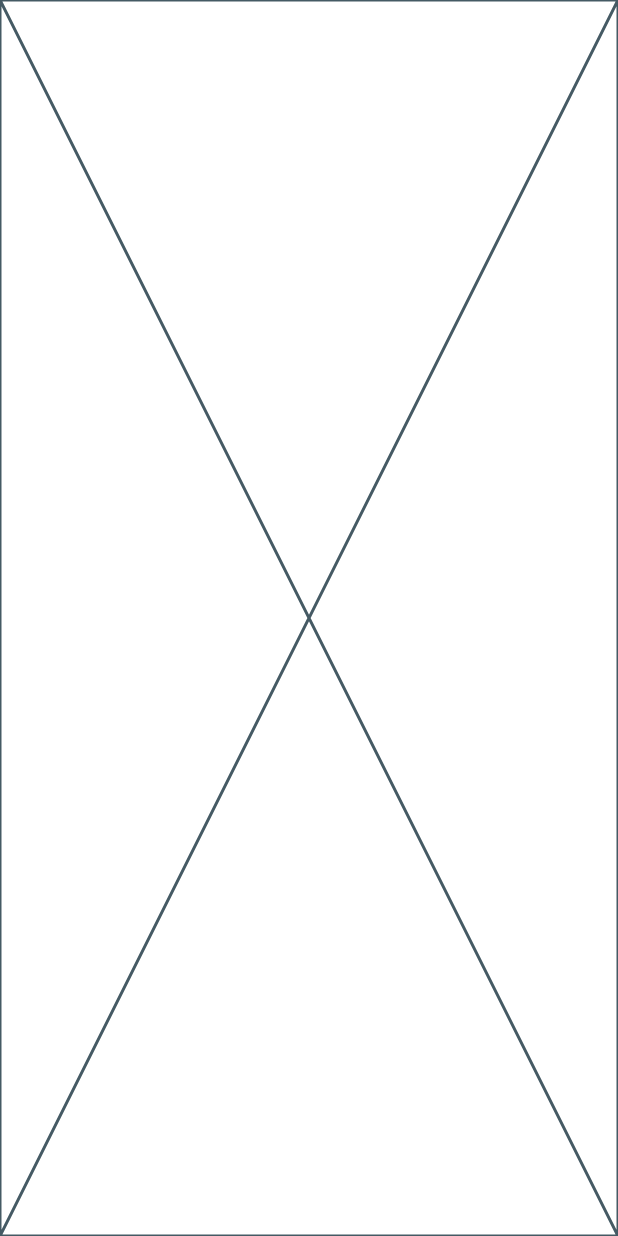
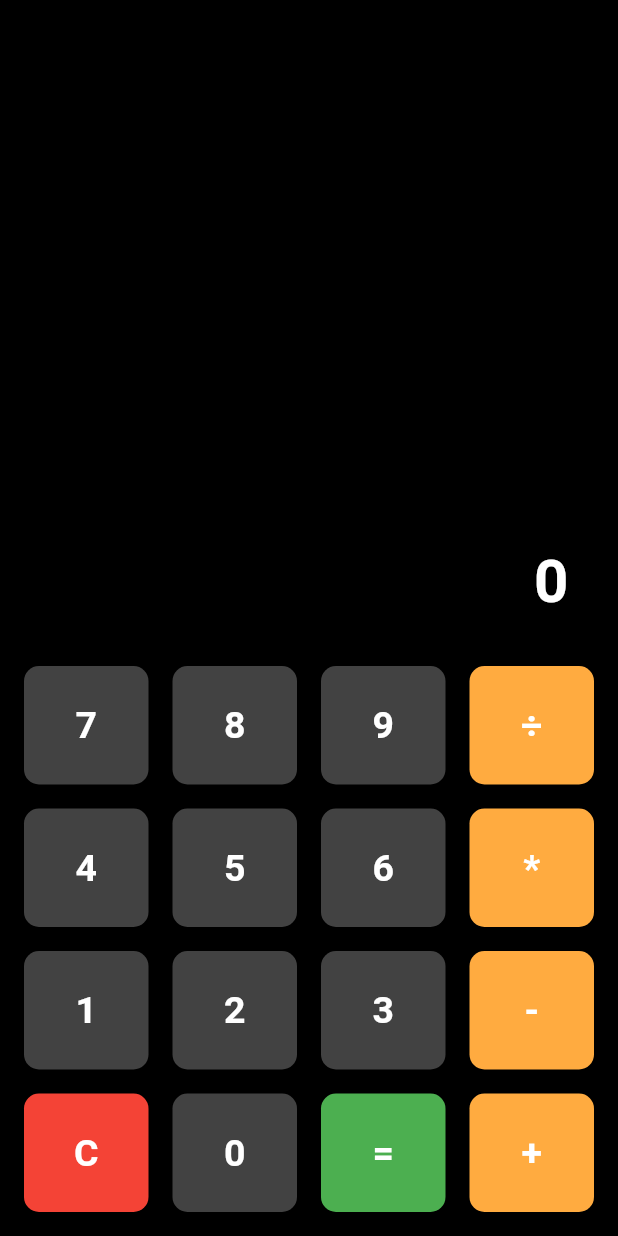
Before and after one commit to MirEfaj/Flutter-Feature, a Flutter app: the screen it shows after launch, on a phone screen of 412 x 824 dp. Run offline on Flutter 3.47's test engine with Material 3 defaults, Android fonts, the phone set to English and light mode, and no system bars; our stand-ins replace flutter_screenutil.

Commit message:
1st message

```diff
--- a/lib/main.dart
+++ b/lib/main.dart
@@ -1,22 +1,33 @@
 import 'package:flutter/material.dart';
+import 'package:flutter_screenutil/flutter_screenutil.dart';
 import 'package:signup_page/pages/home_page.dart';
 
-void main() {
-  runApp(const MyApp());
-}
+void main() => runApp(MyApp());
 
 class MyApp extends StatelessWidget {
-  const MyApp({super.key});
+  const MyApp({Key? key}) : super(key: key);
 
   @override
   Widget build(BuildContext context) {
-    return MaterialApp(
-      debugShowCheckedModeBanner: false,
-      title: 'Mir Efaj',
-      theme: ThemeData(
-        colorScheme: ColorScheme.fromSeed(seedColor: Colors.deepPurple),
-      ),
-      home: HomePage(),
+    //Set the fit size (Find your UI design, look at the dimensions of the device screen and fill it in,unit in dp)
+    return ScreenUtilInit(
+      designSize: const Size(360, 690),
+      minTextAdapt: true,
+      splitScreenMode: true,
+      // Use builder only if you need to use library outside ScreenUtilInit context
+      builder: (_ , child) {
+        return MaterialApp(
+          debugShowCheckedModeBanner: false,
+          title: 'First Method',
+          // You can use the library anywhere in the app even in theme
+          theme: ThemeData(
+            primarySwatch: Colors.blue,
+            textTheme: Typography.englishLike2018.apply(fontSizeFactor: 1.sp),
+          ),
+          home: child,
+        );
+      },
+      child: const HomePage(),
     );
   }
 }
--- a/lib/pages/home_page.dart
+++ b/lib/pages/home_page.dart
@@ -1,10 +1,162 @@
 import 'package:flutter/material.dart';
 
-class HomePage extends StatelessWidget {
+
+class HomePage extends StatefulWidget {
   const HomePage({super.key});
 
   @override
+  State<HomePage> createState() => _HomePageState();
+}
+
+class _HomePageState extends State<HomePage> {
+  String _output = '0';
+  String _input = '0';
+  String _ope = '0';
+  double num1 = 0;
+  double num2 = 0;
+
+  void buttonPress(String value){
+    print(value);
+    setState(() {
+      if(value == 'C'){
+        _output = '0';
+        _input = '0';
+        _ope= '';
+        num1 = 0;
+        num2 = 0;
+      }else if(value == '='){
+        num2 = double.parse(_input);
+        if(_ope == '+'){
+          _output = (num1+num2).toString();
+        }else if(_ope == '-'){
+          _output = (num1-num2).toString();
+
+        }else if(_ope == '*'){
+          _output = (num1*num2).toString();
+
+        }else if(_ope == '÷'){
+          _output = (num2 !=0) ? (num1/num2).toString() : 'Error';
+
+        }
+        _input = _output;
+      }else if(['+','-','*','÷'].contains(value)){
+        num1 = double.parse(_input);
+        _ope = value;
+        _input= '';
+
+      }else{
+        if(_input == '0'){
+          _input = value;
+        }else{
+          _input += value;
+
+        }
+        _output = _input;
+
+      }
+    });
+  }
+
+
+
+
+
+  @override
   Widget build(BuildContext context) {
-    return const Placeholder();
+    return Scaffold(
+      backgroundColor: Colors.black,
+      body: Padding(
+        padding: const EdgeInsets.all(8.0),
+        child: Column(
+          children: [
+            Expanded(
+              child: Container(
+                alignment: Alignment.bottomRight,
+                padding: EdgeInsets.all(25),
+                child: Text(_output, style: TextStyle(
+                  color: Colors.white,
+                  fontSize: 40,
+                  fontWeight: FontWeight.bold
+                ),),
+              ),
+            ),
+
+            Row(
+              children: [
+                 buildButton(ntnName: '7', ontap: (){buttonPress('7');}),
+                 buildButton(ntnName: '8', ontap: (){buttonPress('8');}),
+                 buildButton(ntnName: '9', ontap: (){buttonPress('9');}),
+                 buildButton(ntnName: '÷',color: Colors.orangeAccent, ontap: (){buttonPress('÷');}),
+              ],
+            ),
+            Row(
+              children: [
+                buildButton(ntnName: '4', ontap: (){buttonPress('4');}),
+                buildButton(ntnName: '5', ontap: (){buttonPress('5');}),
+                buildButton(ntnName: '6', ontap: (){buttonPress('6');}),
+                buildButton(ntnName: '*',color: Colors.orangeAccent, ontap: (){buttonPress('*');}),
+              ],
+            ),
+            Row(
+              children: [
+                buildButton(ntnName: '1', ontap: (){buttonPress('1');}),
+                buildButton(ntnName: '2', ontap: (){buttonPress('2');}),
+                buildButton(ntnName: '3', ontap: (){buttonPress('3');}),
+                buildButton(ntnName: '-',color: Colors.orangeAccent, ontap: (){buttonPress('-');}),
+              ],
+            ),
+            Row(
+              children: [
+                buildButton(ntnName: 'C',color: Colors.red, ontap: (){buttonPress('C');}),
+                buildButton(ntnName: '0', ontap: (){buttonPress('0');}),
+                buildButton(ntnName: '=',color: Colors.green, ontap: (){buttonPress('=');}),
+                buildButton(ntnName: '+',color: Colors.orangeAccent, ontap: (){buttonPress('+');}),
+              ],
+            ),
+          ],
+        ),
+      )
+    );
   }
 }
+
+
+
+
+
+
+
+
+
+
+class buildButton extends StatelessWidget {
+  final String ntnName;
+  final VoidCallback ontap;
+  final Color ? color;
+  const buildButton({
+    super.key,
+    required this.ntnName,
+    required this.ontap,
+    this.color,
+  });
+
+  @override
+  Widget build(BuildContext context) {
+    return Expanded(
+      child: Padding(
+        padding: const EdgeInsets.all(8.0),
+        child: ElevatedButton(onPressed: ontap,
+            style: ElevatedButton.styleFrom(
+              padding: EdgeInsets.all(25),
+              backgroundColor: color ??  Colors.grey[800],
+              foregroundColor: Colors.white,
+              shape: RoundedRectangleBorder(borderRadius: BorderRadius.circular(10))
+            ),
+            child: Text(ntnName,style: TextStyle(
+              fontSize: 25,
+              fontWeight: FontWeight.bold
+            ),)),
+      ),
+    );
+  }
+}
--- a/pubspec.yaml
+++ b/pubspec.yaml
@@ -34,6 +34,7 @@ dependencies:
   # The following adds the Cupertino Icons font to your application.
   # Use with the CupertinoIcons class for iOS style icons.
   cupertino_icons: ^1.0.8
+  flutter_screenutil: ^5.9.3
 
 dev_dependencies:
   flutter_test:
```
Also changed, not shown: pubspec.lock.
